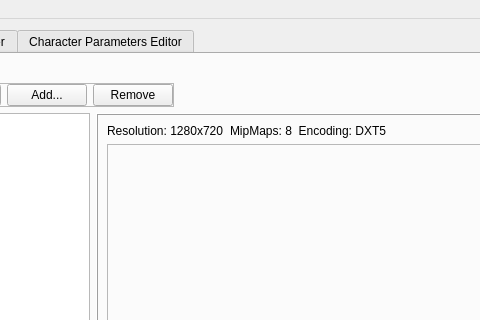
Before: the Qt Designer form lib/design/Raging_Tools/Raging_Tools.ui in adsl14/Raging-tools, drawn with Qt 5; both pictures show x 186 to 666 and y 0 to 320 of the 1047 by 853 pixel window.
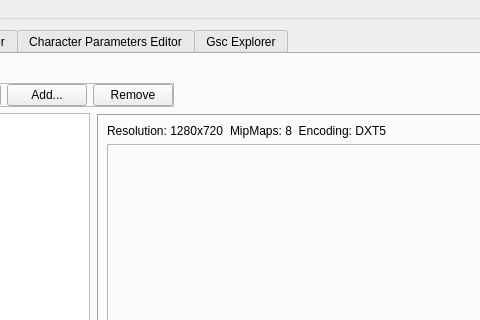
After: the same form once the commit is applied. Icons and pictures are not drawn.

Commit message: Added GSC explorer tab.

The edit to the form file:
```diff
--- a/lib/design/Raging_Tools/Raging_Tools.ui
+++ b/lib/design/Raging_Tools/Raging_Tools.ui
@@ -9596,6 +9596,14 @@
         </item>
        </layout>
       </widget>
+      <widget class="QWidget" name="gsc_explorer">
+       <property name="accessibleName">
+        <string/>
+       </property>
+       <attribute name="title">
+        <string>Gsc Explorer</string>
+       </attribute>
+      </widget>
      </widget>
     </item>
    </layout>
```
The commit also changes 4 other files.
